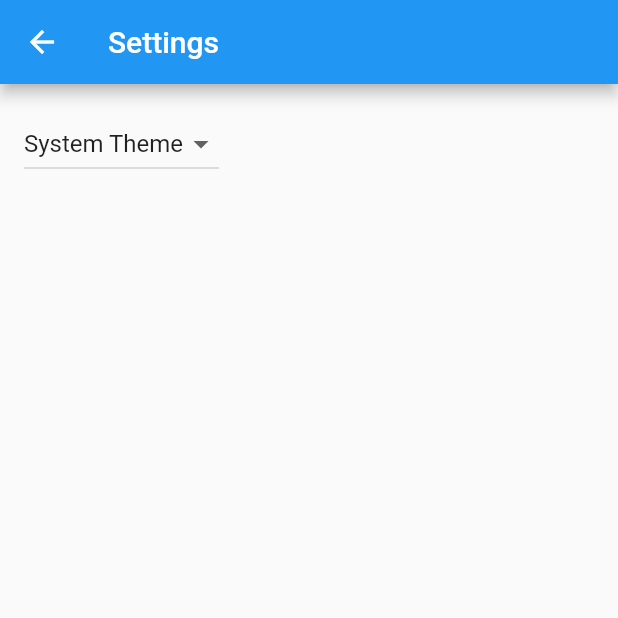
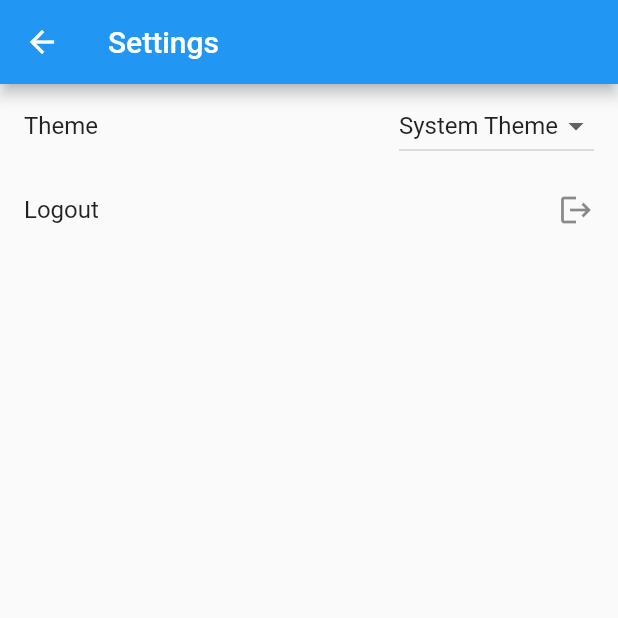
Before and after one commit to VipulOG/firebase_todo_app, a Flutter app: the SettingsView screen opened by its route, on a phone screen of 412 x 824 dp, the top half of it. Run offline on Flutter 3.47's test engine with Material 2 defaults, Android fonts, the phone set to English and light mode, and no system bars; our stand-ins replace firebase_auth, firebase_core, firebase_crashlytics, google_sign_in, hooks_riverpod, riverpod_annotation and 1 more; accounts and stored records are empty; generated files the repository leaves out were written again.

Commit message:
Add signout button in settings

```diff
--- a/lib/l10n/intl_en.arb
+++ b/lib/l10n/intl_en.arb
@@ -1,7 +1,9 @@
 {
   "pageSettingsTitle": "Settings",
-  "themeType": "{themeName, select, light{Light} dark{Dark} system{System} other{Other}} Theme",
-  "@themeType": {
+  "pageSettingsTheme": "Theme",
+  "pageSettingsLogout": "Logout",
+  "pageSettingsThemeType": "{themeName, select, light{Light} dark{Dark} system{System} other{Other}} Theme",
+  "@pageSettingsThemeType": {
     "placeholders": {
       "themeName": {}
     }
--- a/lib/src/settings/settings_view.dart
+++ b/lib/src/settings/settings_view.dart
@@ -2,6 +2,7 @@ import 'package:flutter/material.dart';
 import 'package:hooks_riverpod/hooks_riverpod.dart';
 
 import '../../generated/l10n.dart';
+import '../auth/signout_provider.dart';
 import 'theme_provider.dart';
 
 class SettingsView extends HookConsumerWidget {
@@ -11,36 +12,48 @@ class SettingsView extends HookConsumerWidget {
 
   @override
   Widget build(context, ref) {
+    setTheme(themeMode) {
+      ref.read(themeProvider.notifier).setThemeMode(themeMode);
+    }
 
-    setTheme(themeMode) {
-      ref.read(themeProvider.notifier).setThemeMode(themeMode!);
+    signOut() {
+      ref.read(signOutProvider);
     }
 
     return Scaffold(
       appBar: AppBar(
         title: Text(S.of(context).pageSettingsTitle),
       ),
-      body: Padding(
-        padding: const EdgeInsets.all(16),
-        child: DropdownButton<ThemeMode>(
+      body: ListView(
+        children: [
+          ListTile(
+            title: Text(S.of(context).pageSettingsTheme),
+            trailing: DropdownButton<ThemeMode>(
               value: ref.watch(themeProvider),
               onChanged: setTheme,
               items: [
                 DropdownMenuItem(
                   value: ThemeMode.system,
-              child: Text(S.of(context).themeType('system')),
+                  child: Text(S.of(context).pageSettingsThemeType('system')),
                 ),
                 DropdownMenuItem(
                   value: ThemeMode.light,
-              child: Text(S.of(context).themeType('light')),
+                  child: Text(S.of(context).pageSettingsThemeType('light')),
                 ),
                 DropdownMenuItem(
                   value: ThemeMode.dark,
-              child: Text(S.of(context).themeType('dark')),
+                  child: Text(S.of(context).pageSettingsThemeType('dark')),
                 )
               ],
             ),
           ),
+          ListTile(
+            title: Text(S.of(context).pageSettingsLogout),
+            trailing: const Icon(Icons.logout),
+            onTap: signOut,
+          ),
+        ],
+      ),
     );
   }
 }
```
Also changed, not shown: lib/generated/intl/messages_en.dart, lib/generated/l10n.dart. Lines whose indentation alone changed are shown as unchanged.
